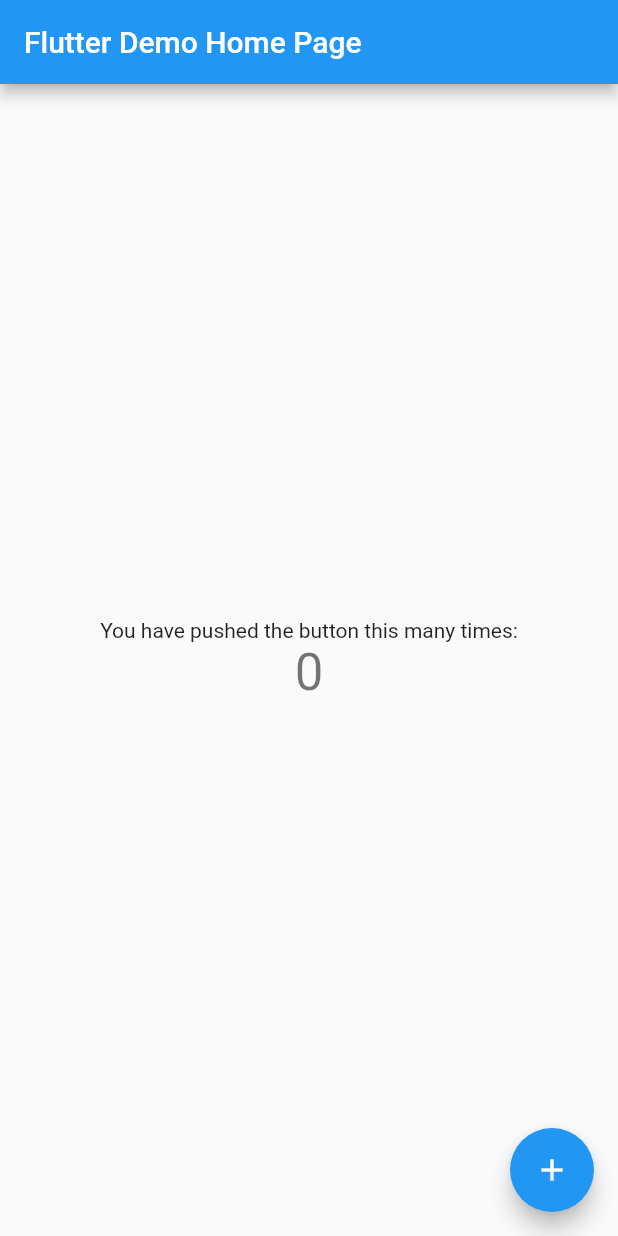
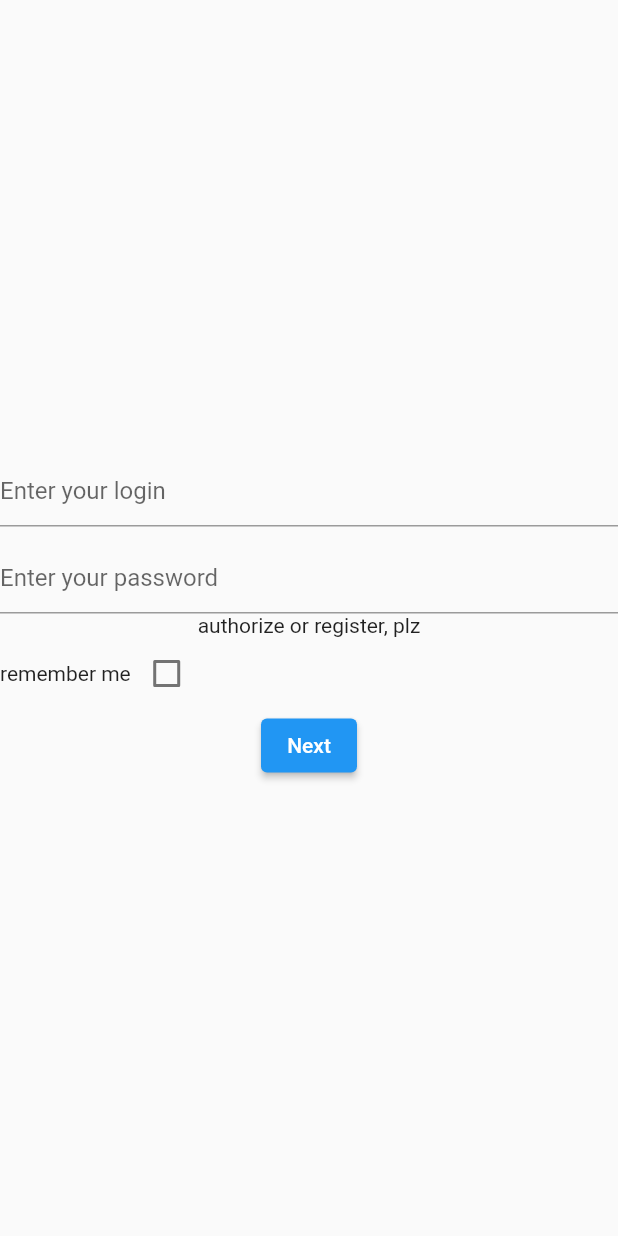
Before and after one commit to MokriyDoshch/first_flutter_homework, a Flutter app: the screen it shows after launch, on a phone screen of 412 x 824 dp. Run offline on Flutter 3.47's test engine with Material 2 defaults, Android fonts, the phone set to English and light mode, and no system bars; our stand-ins replace sqflite; accounts and stored records are empty.

Commit message:
Add register and home screens

```diff
--- /dev/null
+++ b/lib/homescreen.dart
@@ -0,0 +1,22 @@
+import 'package:flutter/material.dart';
+
+class HomeScreen extends StatefulWidget {
+  const HomeScreen({Key? key}) : super(key: key);
+
+  @override
+  State<HomeScreen> createState() => _HomeScreen();
+}
+
+class _HomeScreen extends State<HomeScreen> {
+  @override
+  Widget build(BuildContext context) {
+    return Scaffold(
+      appBar: AppBar(
+        title: const Text("Home Screen"),
+      ),
+      body: const Center(
+        child: Text("hello"),
+      ),
+    );
+  }
+}
--- a/lib/main.dart
+++ b/lib/main.dart
@@ -1,4 +1,7 @@
 import 'package:flutter/material.dart';
+
+import 'package:first_homework/registerscreen.dart';
+import 'package:first_homework/homescreen.dart';
 
 void main() {
   runApp(const MyApp());
@@ -24,92 +27,12 @@
         // is not restarted.
         primarySwatch: Colors.blue,
       ),
-      home: const MyHomePage(title: 'Flutter Demo Home Page'),
+      initialRoute: '/register',
+      routes:{
+        '/register': (context) => const RegisterScreen(),
+        '/home': (context) => const HomeScreen(),
+      },
+      home: const RegisterScreen(),
     );
   }
 }
-
-class MyHomePage extends StatefulWidget {
-  const MyHomePage({super.key, required this.title});
-
-  // This widget is the home page of your application. It is stateful, meaning
-  // that it has a State object (defined below) that contains fields that affect
-  // how it looks.
-
-  // This class is the configuration for the state. It holds the values (in this
-  // case the title) provided by the parent (in this case the App widget) and
-  // used by the build method of the State. Fields in a Widget subclass are
-  // always marked "final".
-
-  final String title;
-
-  @override
-  State<MyHomePage> createState() => _MyHomePageState();
-}
-
-class _MyHomePageState extends State<MyHomePage> {
-  int _counter = 0;
-
-  void _incrementCounter() {
-    setState(() {
-      // This call to setState tells the Flutter framework that something has
-      // changed in this State, which causes it to rerun the build method below
-      // so that the display can reflect the updated values. If we changed
-      // _counter without calling setState(), then the build method would not be
-      // called again, and so nothing would appear to happen.
-      _counter++;
-    });
-  }
-
-  @override
-  Widget build(BuildContext context) {
-    // This method is rerun every time setState is called, for instance as done
-    // by the _incrementCounter method above.
-    //
-    // The Flutter framework has been optimized to make rerunning build methods
-    // fast, so that you can just rebuild anything that needs updating rather
-    // than having to individually change instances of widgets.
-    return Scaffold(
-      appBar: AppBar(
-        // Here we take the value from the MyHomePage object that was created by
-        // the App.build method, and use it to set our appbar title.
-        title: Text(widget.title),
-      ),
-      body: Center(
-        // Center is a layout widget. It takes a single child and positions it
-        // in the middle of the parent.
-        child: Column(
-          // Column is also a layout widget. It takes a list of children and
-          // arranges them vertically. By default, it sizes itself to fit its
-          // children horizontally, and tries to be as tall as its parent.
-          //
-          // Invoke "debug painting" (press "p" in the console, choose the
-          // "Toggle Debug Paint" action from the Flutter Inspector in Android
-          // Studio, or the "Toggle Debug Paint" command in Visual Studio Code)
-          // to see the wireframe for each widget.
-          //
-          // Column has various properties to control how it sizes itself and
-          // how it positions its children. Here we use mainAxisAlignment to
-          // center the children vertically; the main axis here is the vertical
-          // axis because Columns are vertical (the cross axis would be
-          // horizontal).
-          mainAxisAlignment: MainAxisAlignment.center,
-          children: <Widget>[
-            const Text(
-              'You have pushed the button this many times:',
-            ),
-            Text(
-              '$_counter',
-              style: Theme.of(context).textTheme.headline4,
-            ),
-          ],
-        ),
-      ),
-      floatingActionButton: FloatingActionButton(
-        onPressed: _incrementCounter,
-        tooltip: 'Increment',
-        child: const Icon(Icons.add),
-      ), // This trailing comma makes auto-formatting nicer for build methods.
-    );
-  }
-}
--- /dev/null
+++ b/lib/registerscreen.dart
@@ -0,0 +1,62 @@
+import 'package:flutter/material.dart';
+import 'package:sqflite/sqflite.dart';
+
+class RegisterScreen extends StatefulWidget {
+  const RegisterScreen({super.key});
+  @override
+  State<RegisterScreen> createState() => _RegisterScreen();
+}
+
+class _RegisterScreen extends State<RegisterScreen> {
+  final GlobalKey<FormState> _formLoginKey = GlobalKey<FormState>();
+  final GlobalKey<FormState> _formPasswordKey = GlobalKey<FormState>();
+  @override
+  Widget build(BuildContext context) {
+    return Scaffold(
+      body: Center(
+          child: Column(
+              children: [
+                const Spacer(),
+                Form(
+                  key: _formLoginKey,
+                    child: Column(
+                      children: [
+                        TextFormField(
+                          decoration: InputDecoration(
+                            hintText: 'Enter your login'
+                          ),
+                        )
+                      ],
+                    )
+                ),
+                const SizedBox(height:10),
+                Form(
+                  key: _formPasswordKey,
+                  child: Column(
+                    children: [
+                      TextFormField(
+                        decoration: InputDecoration(
+                          hintText: 'Enter your password',
+                        ),
+                      )
+                    ],
+                  ),
+                ),
+                const Text("authorize or register, plz"),
+                Row(
+                  children: [
+                    Text('remember me'),
+                    Checkbox(value: false, onChanged: (bool? value) {})
+                  ],
+                ),
+                ElevatedButton(
+                    onPressed: () {Navigator.of(context).popAndPushNamed('/home');},
+                    child: const Text("Next")
+                ),
+                const Spacer(),
+              ]
+          ),
+        ),
+    );
+  }
+}
--- a/pubspec.yaml
+++ b/pubspec.yaml
@@ -31,6 +31,7 @@
 dependencies:
   flutter:
     sdk: flutter
+  sqflite: 2.1.0
 
 
   # The following adds the Cupertino Icons font to your application.
```
Also changed, not shown: pubspec.lock.
